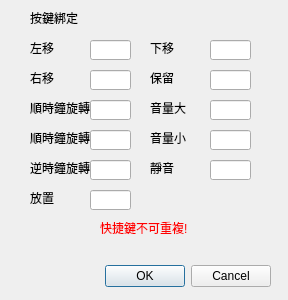
Qt form keybinding.ui (XCI9/Tetris) before a commit.
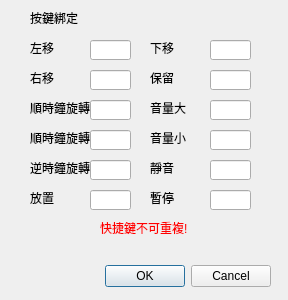
The same form after that commit.

Commit message: add pause shortcut.

```diff
--- a/keybinding.ui
+++ b/keybinding.ui
@@ -327,6 +327,29 @@
     <string>快捷鍵不可重複!</string>
    </property>
   </widget>
+  <widget class="QLineEdit" name="lineEditPause">
+   <property name="geometry">
+    <rect>
+     <x>210</x>
+     <y>190</y>
+     <width>41</width>
+     <height>20</height>
+    </rect>
+   </property>
+  </widget>
+  <widget class="QLabel" name="label_12">
+   <property name="geometry">
+    <rect>
+     <x>150</x>
+     <y>190</y>
+     <width>61</width>
+     <height>16</height>
+    </rect>
+   </property>
+   <property name="text">
+    <string>暫停</string>
+   </property>
+  </widget>
  </widget>
  <resources/>
  <connections>
```
The commit also changes 8 other files.
